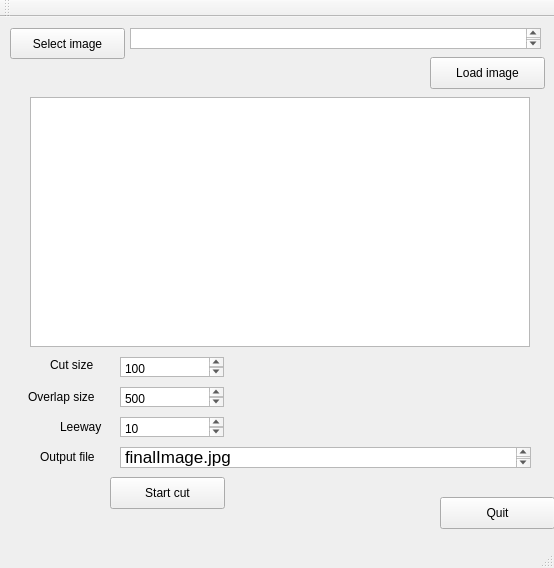
Old version of the form mainwindow.ui in the repository andrewmacquarrie/Gui360.
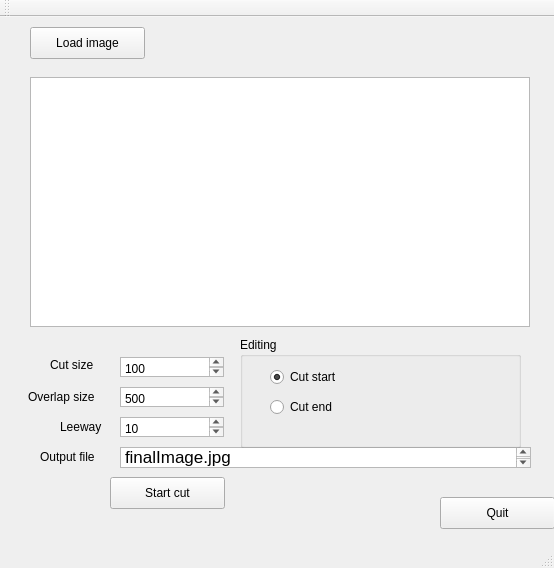
New version of the form. Custom widgets are drawn as their Qt base class.

Commit message: adding radio boxes to define what youre editing - not wired up yet

Diff of the .ui file:
```diff
--- a/mainwindow.ui
+++ b/mainwindow.ui
@@ -14,29 +14,6 @@
    <string>MainWindow</string>
   </property>
   <widget class="QWidget" name="centralWidget">
-   <widget class="QPushButton" name="selectFileButton">
-    <property name="geometry">
-     <rect>
-      <x>10</x>
-      <y>11</y>
-      <width>115</width>
-      <height>31</height>
-     </rect>
-    </property>
-    <property name="text">
-     <string>Select image</string>
-    </property>
-   </widget>
-   <widget class="QTextEdit" name="fileNameTextbox">
-    <property name="geometry">
-     <rect>
-      <x>130</x>
-      <y>11</y>
-      <width>411</width>
-      <height>21</height>
-     </rect>
-    </property>
-   </widget>
    <widget class="QPushButton" name="pushButton">
     <property name="geometry">
      <rect>
@@ -175,7 +152,7 @@
     <property name="geometry">
      <rect>
       <x>30</x>
-      <y>80</y>
+      <y>60</y>
       <width>500</width>
       <height>250</height>
      </rect>
@@ -184,8 +161,8 @@
    <widget class="QPushButton" name="loadImageButton">
     <property name="geometry">
      <rect>
-      <x>430</x>
-      <y>40</y>
+      <x>30</x>
+      <y>10</y>
       <width>115</width>
       <height>32</height>
      </rect>
@@ -194,6 +171,51 @@
      <string>Load image</string>
     </property>
    </widget>
+   <widget class="QGroupBox" name="groupBox">
+    <property name="geometry">
+     <rect>
+      <x>240</x>
+      <y>320</y>
+      <width>281</width>
+      <height>111</height>
+     </rect>
+    </property>
+    <property name="title">
+     <string>Editing</string>
+    </property>
+    <widget class="QRadioButton" name="radioCutStart">
+     <property name="enabled">
+      <bool>true</bool>
+     </property>
+     <property name="geometry">
+      <rect>
+       <x>30</x>
+       <y>30</y>
+       <width>102</width>
+       <height>20</height>
+      </rect>
+     </property>
+     <property name="text">
+      <string>Cut start</string>
+     </property>
+     <property name="checked">
+      <bool>true</bool>
+     </property>
+    </widget>
+    <widget class="QRadioButton" name="radioCutEnd">
+     <property name="geometry">
+      <rect>
+       <x>30</x>
+       <y>60</y>
+       <width>102</width>
+       <height>20</height>
+      </rect>
+     </property>
+     <property name="text">
+      <string>Cut end</string>
+     </property>
+    </widget>
+   </widget>
   </widget>
   <widget class="QMenuBar" name="menuBar">
    <property name="geometry">
```
The commit also changes 4 other files.
